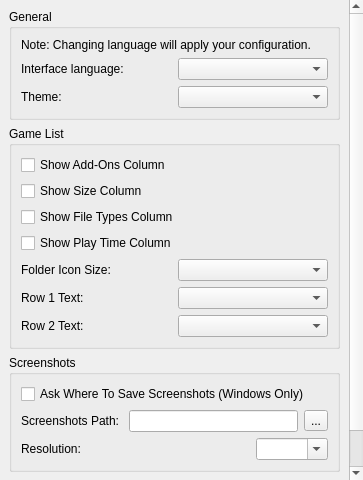
First picture: the form in src/storm_switch/configuration/configure_ui.ui, repository ReiKatari/STORM_SWITCH, before the edit.
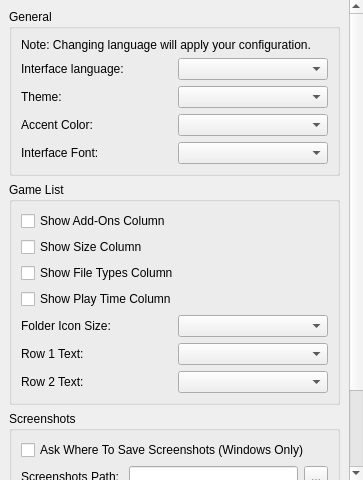
Second picture: the form after the edit.

The edit to the form file:
```diff
--- a/src/storm_switch/configuration/configure_ui.ui
+++ b/src/storm_switch/configuration/configure_ui.ui
@@ -93,6 +93,63 @@
               </item>
              </layout>
             </item>
+
+            <item>
+
+             <layout class="QHBoxLayout" name="horizontalLayout_accent">
+
+              <item>
+
+               <widget class="QLabel" name="accent_label">
+
+                <property name="text">
+
+                 <string>Accent Color:</string>
+
+                </property>
+
+               </widget>
+
+              </item>
+
+              <item>
+
+               <widget class="QComboBox" name="accent_combobox"/>
+
+              </item>
+
+             </layout>
+
+            </item>
+
+            <item>
+
+             <layout class="QHBoxLayout" name="horizontalLayout_font">
+
+              <item>
+
+               <widget class="QLabel" name="font_label">
+
+                <property name="text">
+
+                 <string>Interface Font:</string>
+
+                </property>
+
+               </widget>
+
+              </item>
+
+              <item>
+
+               <widget class="QComboBox" name="font_combobox"/>
+
+              </item>
+
+             </layout>
+
+            </item>
+
            </layout>
           </item>
          </layout>
```
Left out of the diff: 279 changed lines with no effect on the pictures.
